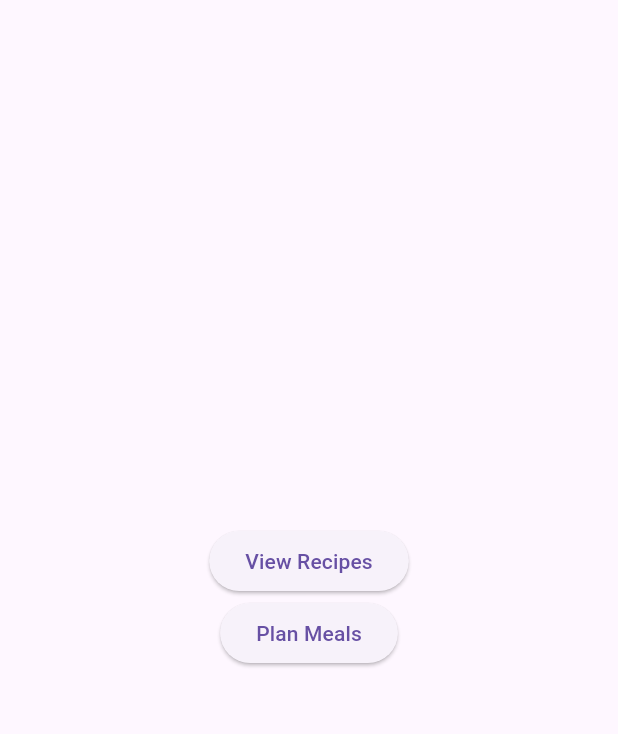
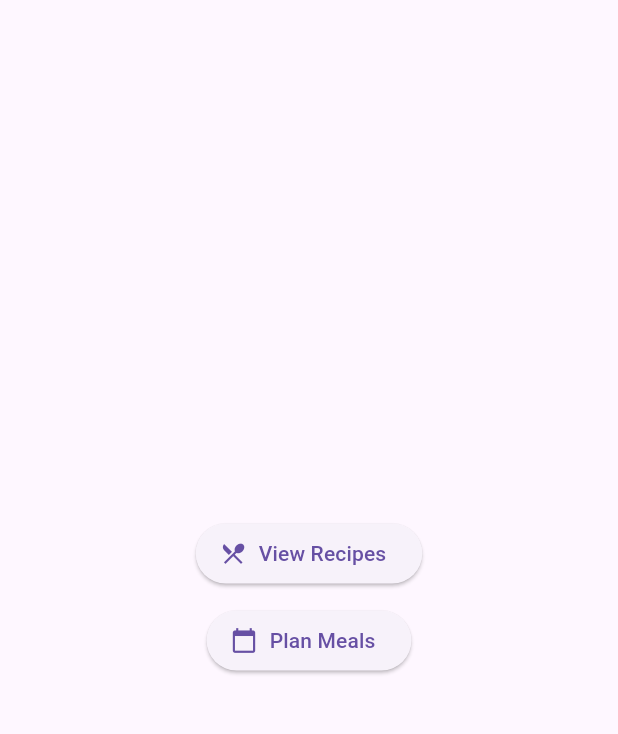
Before and after one commit to sricharan8462/MealandRecipePlanner, a Flutter app: the screen it shows after launch, on a phone screen of 412 x 824 dp, the part 63-797 px from its top. Run offline on Flutter 3.47's test engine with Material 3 defaults, Android fonts, the light colour scheme and no system bars.

Commit message:
Styled Home Screen and Added Icons

```diff
--- a/lib/screens/home_screen.dart
+++ b/lib/screens/home_screen.dart
@@ -9,8 +9,17 @@ class HomeScreen extends StatelessWidget {
         child: Column(
           mainAxisAlignment: MainAxisAlignment.center,
           children: [
-            ElevatedButton(onPressed: () {}, child: Text('View Recipes')),
-            ElevatedButton(onPressed: () {}, child: Text('Plan Meals')),
+            ElevatedButton.icon(
+              onPressed: () {},
+              icon: Icon(Icons.restaurant_menu),
+              label: Text('View Recipes'),
+            ),
+            SizedBox(height: 10),
+            ElevatedButton.icon(
+              onPressed: () {},
+              icon: Icon(Icons.calendar_today),
+              label: Text('Plan Meals'),
+            ),
           ],
         ),
       ),
```
